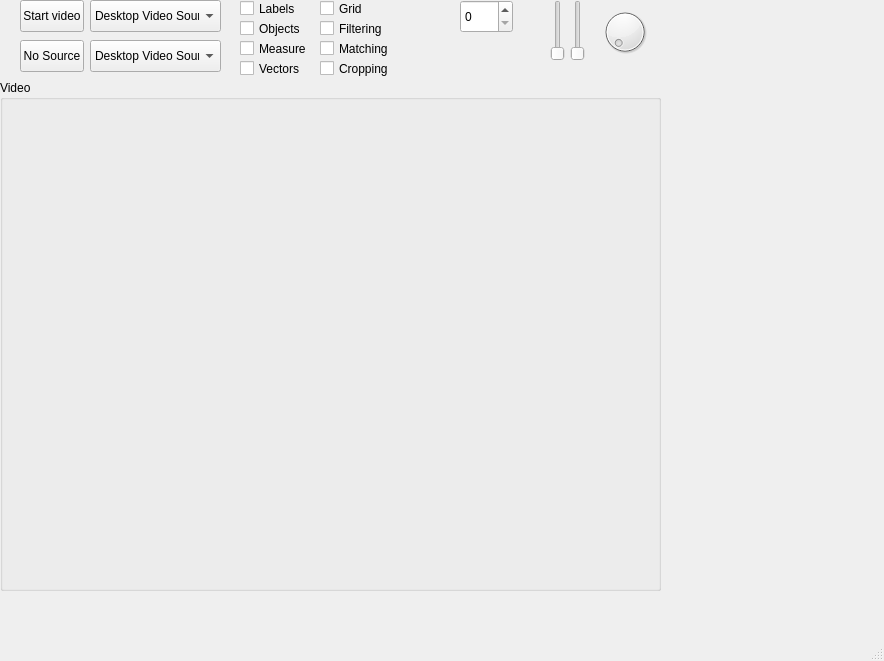
Qt form simple.ui (fovtran/ipcam3) before a commit.
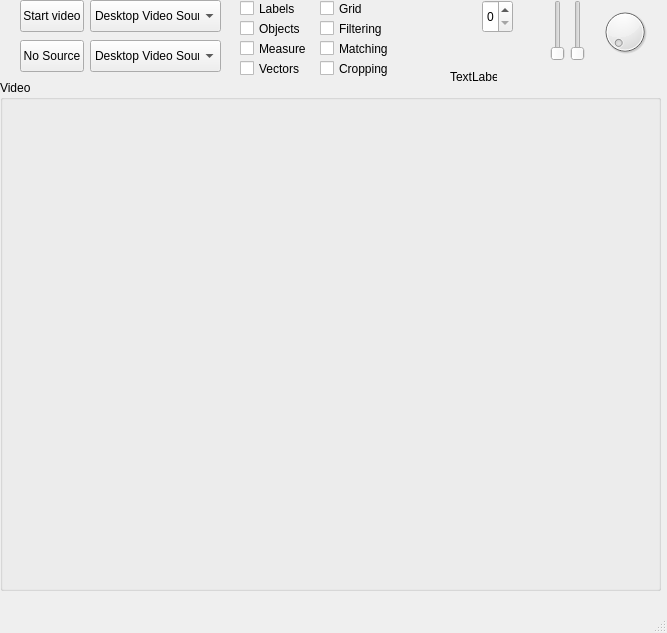
The same form after that commit.

Patch:
```diff
--- a/simple.ui
+++ b/simple.ui
@@ -6,8 +6,8 @@
    <rect>
     <x>0</x>
     <y>0</y>
-    <width>884</width>
-    <height>661</height>
+    <width>667</width>
+    <height>633</height>
    </rect>
   </property>
   <property name="windowTitle">
@@ -302,13 +302,26 @@
    <widget class="QSpinBox" name="delay">
     <property name="geometry">
      <rect>
-      <x>460</x>
+      <x>482</x>
       <y>0</y>
-      <width>53</width>
+      <width>31</width>
       <height>33</height>
      </rect>
     </property>
    </widget>
+   <widget class="QLabel" name="label">
+    <property name="geometry">
+     <rect>
+      <x>450</x>
+      <y>70</y>
+      <width>47</width>
+      <height>13</height>
+     </rect>
+    </property>
+    <property name="text">
+     <string>TextLabel</string>
+    </property>
+   </widget>
   </widget>
   <widget class="QMenuBar" name="menubar">
    <property name="geometry">
```
Left out of the diff: 4 changed lines with no effect on the pictures.
